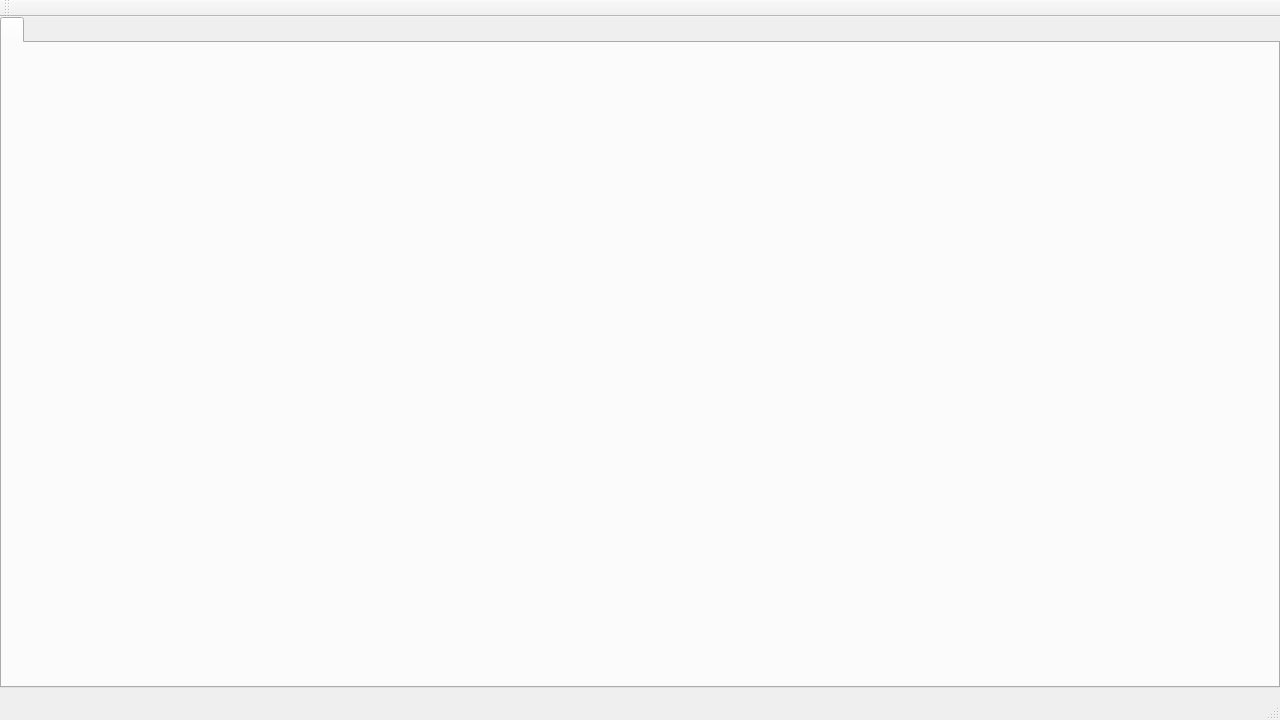
The window that wmm/src/EditorWindow.ui (AndyBRoswell/wmm) describes before a commit, drawn with Qt 5.
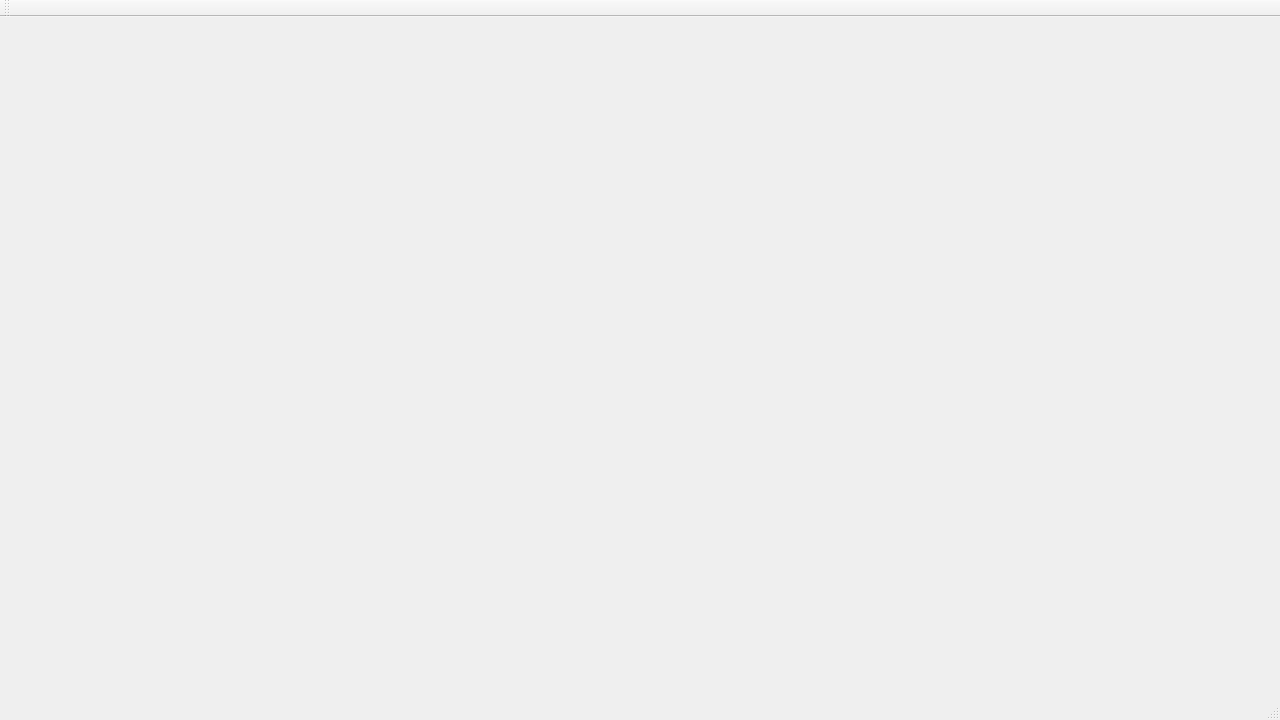
The same window after the commit.

Diff of the .ui file:
```diff
--- a/wmm/src/EditorWindow.ui
+++ b/wmm/src/EditorWindow.ui
@@ -13,26 +13,7 @@
   <property name="windowTitle">
    <string>MainWindow</string>
   </property>
-  <widget class="QWidget" name="centralwidget">
-   <widget class="QTabWidget" name="EditorTab">
-    <property name="geometry">
-     <rect>
-      <x>0</x>
-      <y>0</y>
-      <width>1280</width>
-      <height>671</height>
-     </rect>
-    </property>
-    <property name="currentIndex">
-     <number>0</number>
-    </property>
-    <widget class="QWidget" name="NewTab">
-     <attribute name="title">
-      <string/>
-     </attribute>
-    </widget>
-   </widget>
-  </widget>
+  <widget class="QWidget" name="centralwidget"/>
   <widget class="QMenuBar" name="MenuBar">
    <property name="geometry">
     <rect>
```
